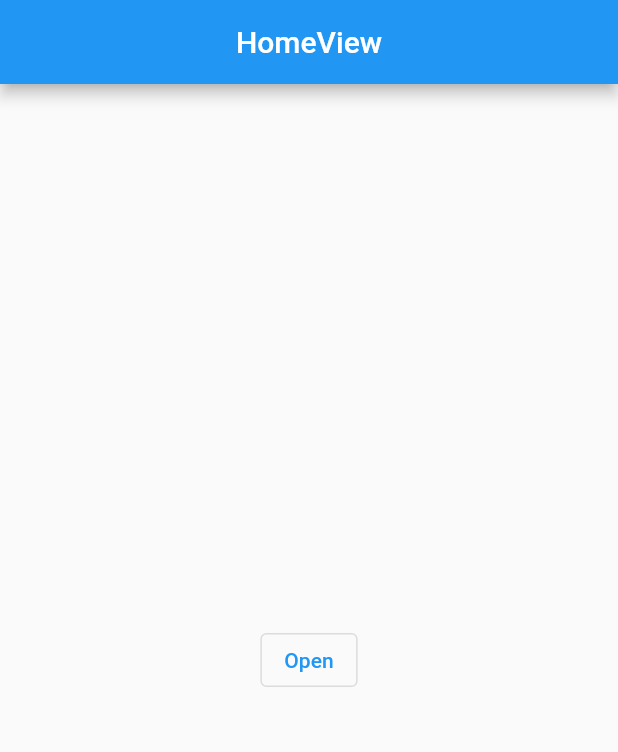
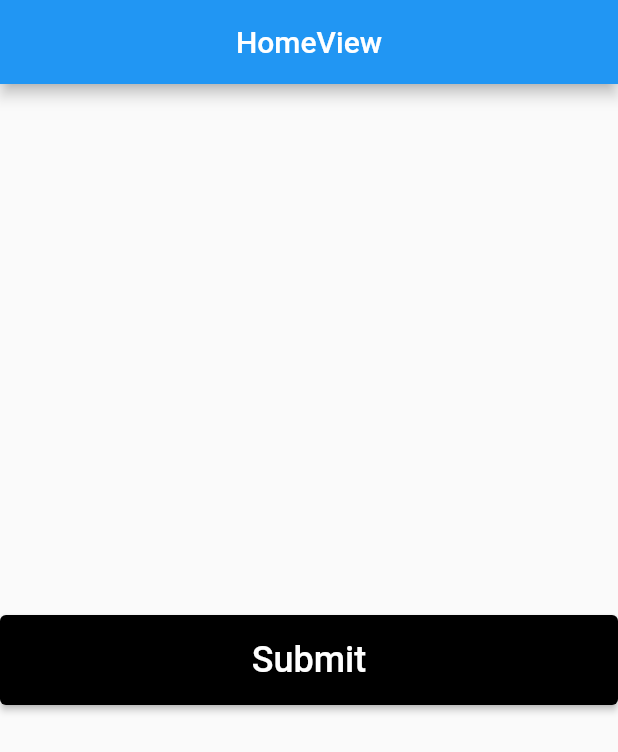
Before and after one commit to mutasimbillah/flutter-pos-canada, a Flutter app: the screen it shows after launch, on a phone screen of 412 x 824 dp. Shown: the top 752 px of the screen. Run offline on Flutter 3.47's test engine with Material 2 defaults, Android fonts, the phone set to English and light mode, and no system bars; our stand-ins replace firebase_core, get, get_storage; accounts and stored records are empty.

```diff
--- a/lib/app/data/services/api_service.dart
+++ /dev/null
@@ -1,15 +0,0 @@
-import 'dart:ffi';
-
-import 'package:get/state_manager.dart';
-
-class ApiService extends GetxService {
-  final String baseUrl = 'https://mbill.dev/api';
-  Future<ApiService> init() async {
-    print('$runtimeType is ready!');
-    return this;
-  }
-
-  Future<dynamic> index(String path) async {
-    return [1, 2];
-  }
-}
--- a/lib/app/modules/home/views/home_view.dart
+++ b/lib/app/modules/home/views/home_view.dart
@@ -1,5 +1,5 @@
 import 'package:flutter/material.dart';
-import 'package:flutter_spinkit/flutter_spinkit.dart';
+//import 'package:flutter_spinkit/flutter_spinkit.dart';
 
 import 'package:get/get.dart';
 
@@ -17,10 +17,19 @@ class HomeView extends GetView<HomeController> {
         child: Column(
           mainAxisAlignment: MainAxisAlignment.center,
           children: [
-            OutlinedButton(
-              onPressed: controller.openDialog,
-              child: const Text('Open'),
-            )
+            ElevatedButton(
+              style: ElevatedButton.styleFrom(
+                primary: Colors.black,
+                minimumSize: const Size.fromHeight(60), // NEW
+              ),
+              onPressed: () {
+                controller.test('/product');
+              },
+              child: const Text(
+                'Submit',
+                style: TextStyle(fontSize: 24),
+              ),
+            ),
           ],
         ),
       ),
--- a/pubspec.yaml
+++ b/pubspec.yaml
@@ -10,6 +10,9 @@ dependencies:
   get: ^4.6.1
   get_storage: ^2.0.3
   flutter_spinkit: 5.1.0
+  firebase_core: 1.14.0
+  firebase_messaging: 11.2.12
+  flutter_local_notifications: 9.4.0
   flutter:
     sdk: flutter
 
```
Also changed, not shown: lib/app/data/services/api/api_service.dart (added, +27 -0 lines), lib/app/data/services/api/index_connect.dart (added, +16 -0 lines), lib/app/data/services/api/models/api_200.dart (added, +18 -0 lines), lib/app/data/services/ui_service.dart (added, +24 -0 lines), lib/app/modules/home/controllers/home_controller.dart (+6 -2 lines), lib/main.dart (+6 -1 lines), lib/app/global_widgets/snackbars/snackbars.dart (added), pubspec.lock, 5 other files.
